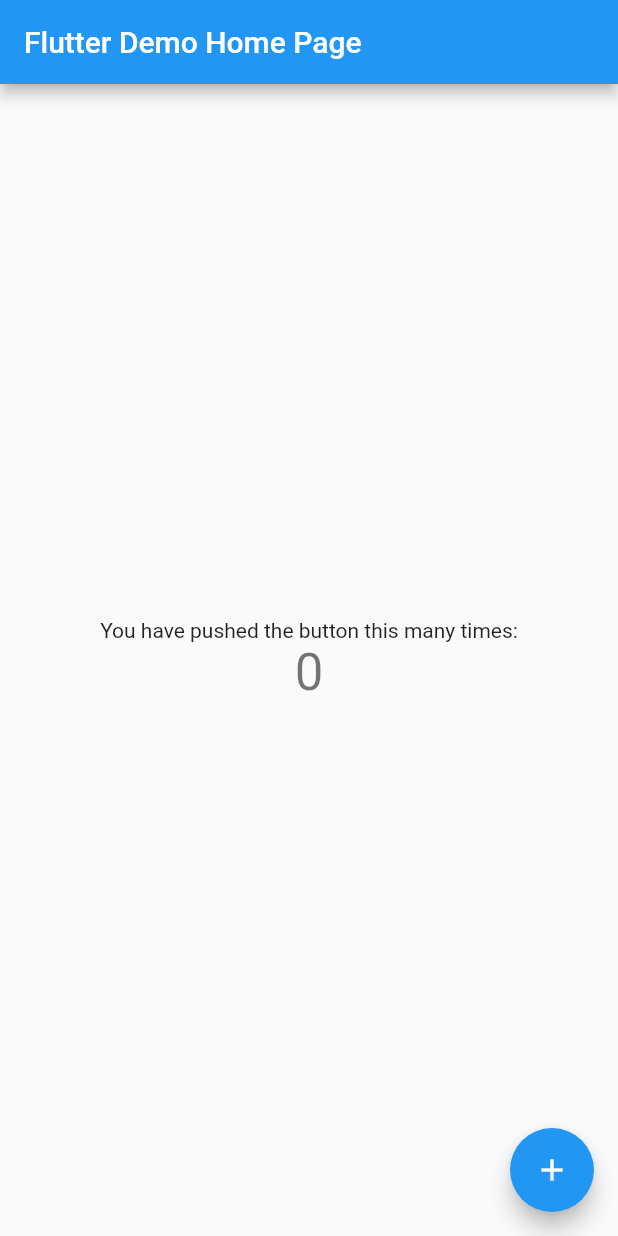
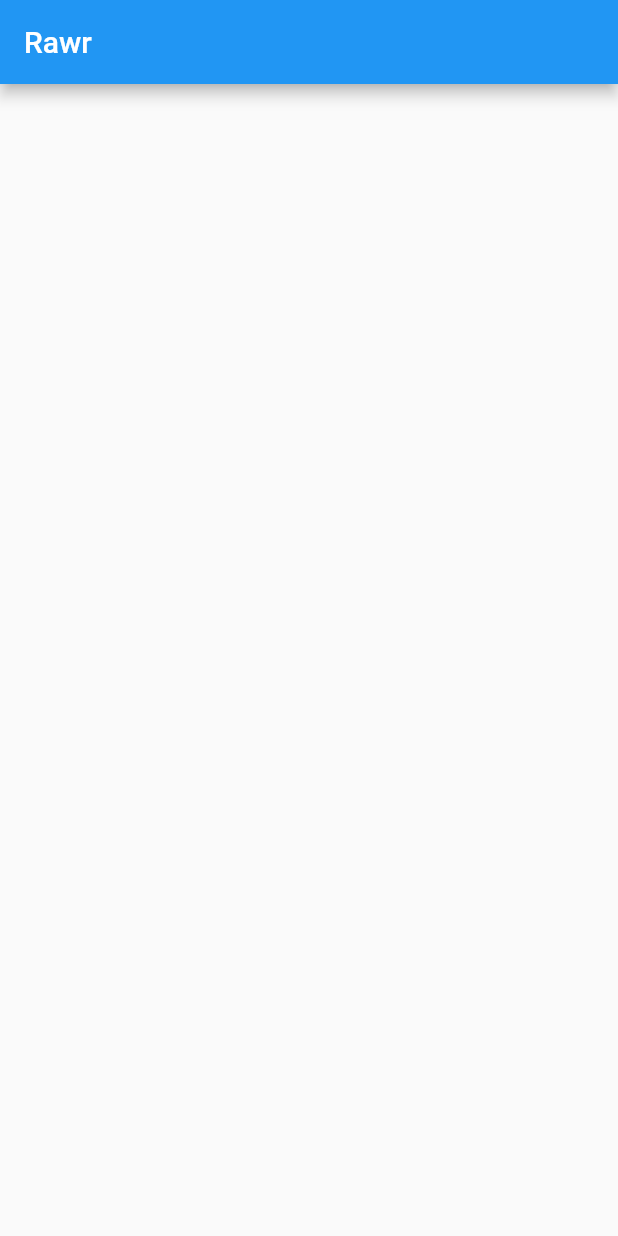
Before and after one commit to arya-aag/rawr, a Flutter app: the screen it shows after launch, on a phone screen of 412 x 824 dp. Run offline on Flutter 3.47's test engine with Material 2 defaults, Android fonts, the phone set to English and light mode, and no system bars.

Commit message:
create very basic app

```diff
--- a/rawr/lib/main.dart
+++ b/rawr/lib/main.dart
@@ -1,109 +1,16 @@
 import 'package:flutter/material.dart';
 
-void main() => runApp(new MyApp());
+void main(List<String> args) => runApp(MainApp());
 
-class MyApp extends StatelessWidget {
-  // This widget is the root of your application.
+class MainApp extends StatelessWidget {
   @override
   Widget build(BuildContext context) {
-    return new MaterialApp(
-      title: 'Flutter Demo',
-      theme: new ThemeData(
-        // This is the theme of your application.
-        //
-        // Try running your application with "flutter run". You'll see the
-        // application has a blue toolbar. Then, without quitting the app, try
-        // changing the primarySwatch below to Colors.green and then invoke
-        // "hot reload" (press "r" in the console where you ran "flutter run",
-        // or press Run > Flutter Hot Reload in IntelliJ). Notice that the
-        // counter didn't reset back to zero; the application is not restarted.
-        primarySwatch: Colors.blue,
+    return MaterialApp(
+      home: Scaffold(
+        appBar: AppBar(
+          title: Text('Rawr'),
+        ),
       ),
-      home: new MyHomePage(title: 'Flutter Demo Home Page'),
     );
   }
 }
-
-class MyHomePage extends StatefulWidget {
-  MyHomePage({Key key, this.title}) : super(key: key);
-
-  // This widget is the home page of your application. It is stateful, meaning
-  // that it has a State object (defined below) that contains fields that affect
-  // how it looks.
-
-  // This class is the configuration for the state. It holds the values (in this
-  // case the title) provided by the parent (in this case the App widget) and
-  // used by the build method of the State. Fields in a Widget subclass are
-  // always marked "final".
-
-  final String title;
-
-  @override
-  _MyHomePageState createState() => new _MyHomePageState();
-}
-
-class _MyHomePageState extends State<MyHomePage> {
-  int _counter = 0;
-
-  void _incrementCounter() {
-    setState(() {
-      // This call to setState tells the Flutter framework that something has
-      // changed in this State, which causes it to rerun the build method below
-      // so that the display can reflect the updated values. If we changed
-      // _counter without calling setState(), then the build method would not be
-      // called again, and so nothing would appear to happen.
-      _counter++;
-    });
-  }
-
-  @override
-  Widget build(BuildContext context) {
-    // This method is rerun every time setState is called, for instance as done
-    // by the _incrementCounter method above.
-    //
-    // The Flutter framework has been optimized to make rerunning build methods
-    // fast, so that you can just rebuild anything that needs updating rather
-    // than having to individually change instances of widgets.
-    return new Scaffold(
-      appBar: new AppBar(
-        // Here we take the value from the MyHomePage object that was created by
-        // the App.build method, and use it to set our appbar title.
-        title: new Text(widget.title),
-      ),
-      body: new Center(
-        // Center is a layout widget. It takes a single child and positions it
-        // in the middle of the parent.
-        child: new Column(
-          // Column is also layout widget. It takes a list of children and
-          // arranges them vertically. By default, it sizes itself to fit its
-          // children horizontally, and tries to be as tall as its parent.
-          //
-          // Invoke "debug paint" (press "p" in the console where you ran
-          // "flutter run", or select "Toggle Debug Paint" from the Flutter tool
-          // window in IntelliJ) to see the wireframe for each widget.
-          //
-          // Column has various properties to control how it sizes itself and
-          // how it positions its children. Here we use mainAxisAlignment to
-          // center the children vertically; the main axis here is the vertical
-          // axis because Columns are vertical (the cross axis would be
-          // horizontal).
-          mainAxisAlignment: MainAxisAlignment.center,
-          children: <Widget>[
-            new Text(
-              'You have pushed the button this many times:',
-            ),
-            new Text(
-              '$_counter',
-              style: Theme.of(context).textTheme.display1,
-            ),
-          ],
-        ),
-      ),
-      floatingActionButton: new FloatingActionButton(
-        onPressed: _incrementCounter,
-        tooltip: 'Increment',
-        child: new Icon(Icons.add),
-      ), // This trailing comma makes auto-formatting nicer for build methods.
-    );
-  }
-}
```
Also changed, not shown: 1 other file.
